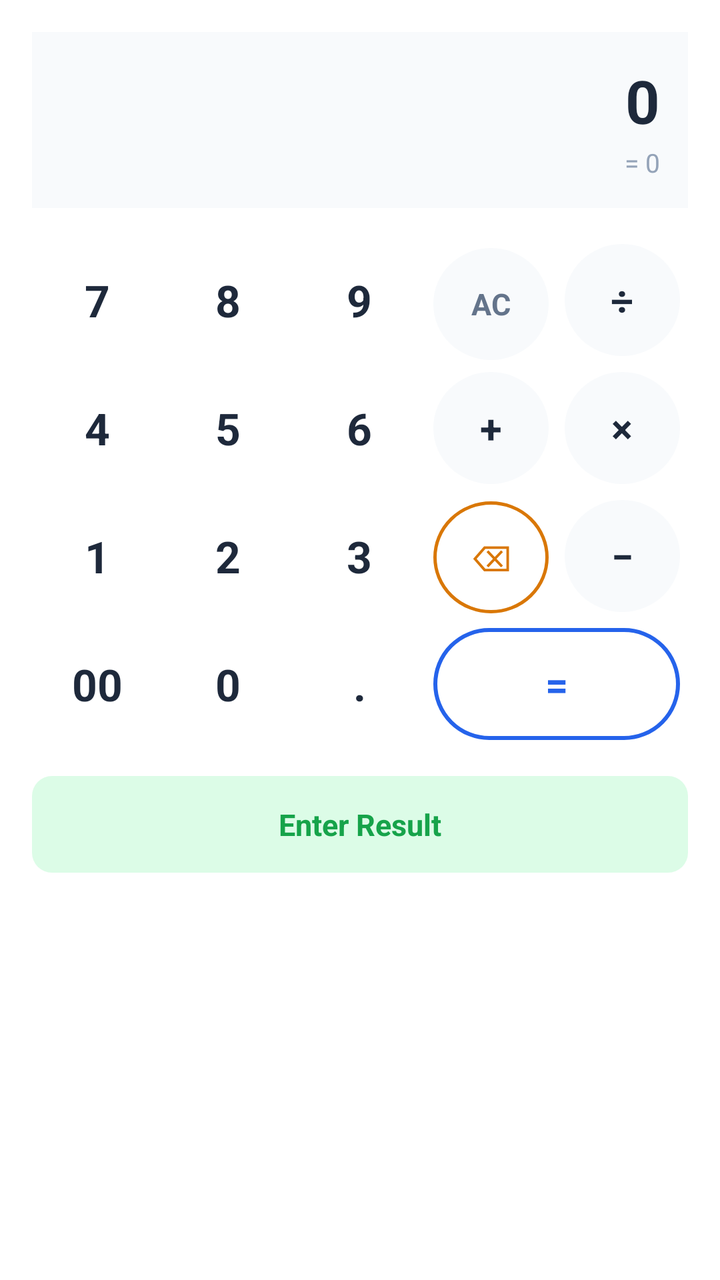
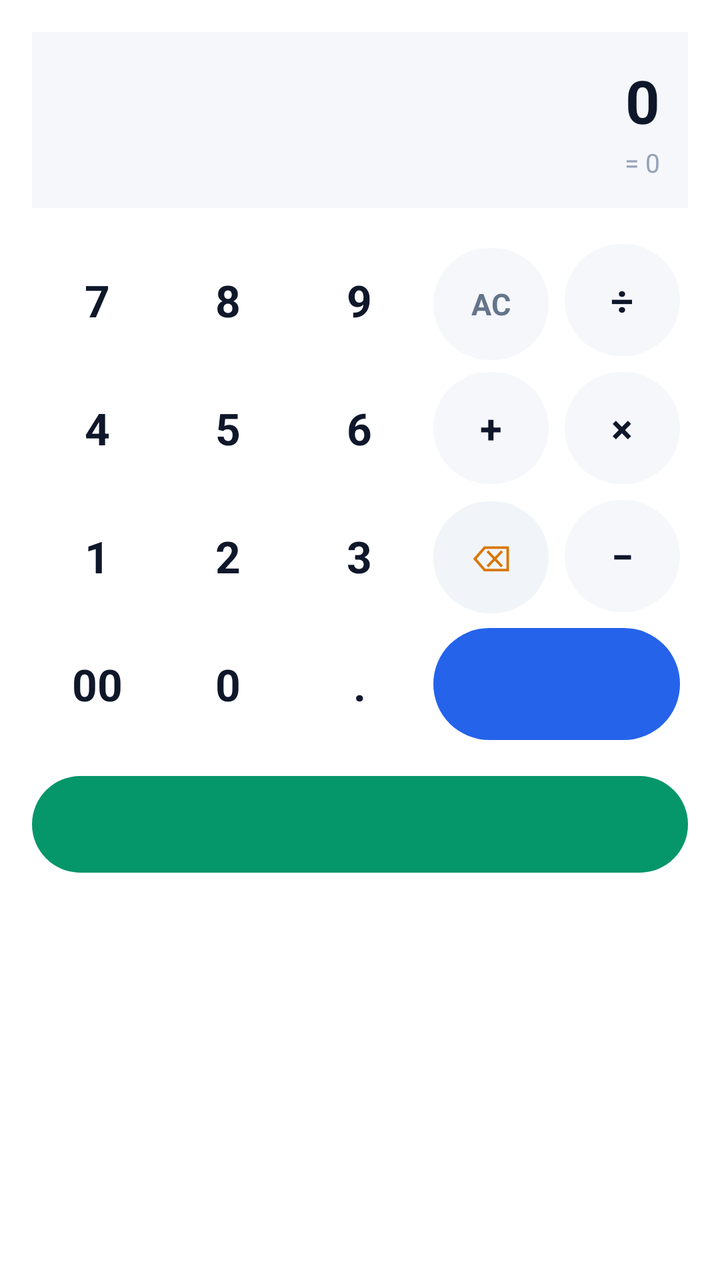

The first picture is an Android layout as it rendered before a commit; the second is the same layout after the commit. The layout source and the unified diff follow.
<!-- AndroidManifest.xml: application theme Theme.ExpenseOS -->
<!-- res/layout/dialog_calculator.xml -->
<?xml version="1.0" encoding="utf-8"?>
<LinearLayout xmlns:android="http://schemas.android.com/apk/res/android"
    android:layout_width="match_parent"
    android:layout_height="wrap_content"
    android:background="@android:color/white"
    android:orientation="vertical"
    android:padding="16dp">

    
    <LinearLayout
        android:layout_width="match_parent"
        android:layout_height="wrap_content"
        android:background="@color/bg"
        android:orientation="vertical"
        android:padding="14dp">

        <TextView
            android:id="@+id/tvCalcDisplay"
            android:layout_width="match_parent"
            android:layout_height="wrap_content"
            android:gravity="end"
            android:text="0"
            android:textColor="@color/text"
            android:textSize="30sp"
            android:textStyle="bold" />

        <TextView
            android:id="@+id/tvCalcPreview"
            android:layout_width="match_parent"
            android:layout_height="wrap_content"
            android:layout_marginTop="2dp"
            android:gravity="end"
            android:text="= 0"
            android:textColor="@color/text_hint"
            android:textSize="13sp" />
    </LinearLayout>

    
    <LinearLayout
        android:layout_width="match_parent"
        android:layout_height="wrap_content"
        android:layout_marginTop="14dp"
        android:orientation="horizontal">

        
        <LinearLayout
            android:layout_width="0dp"
            android:layout_height="wrap_content"
            android:layout_weight="3"
            android:orientation="vertical">

            <LinearLayout
                android:layout_width="match_parent"
                android:layout_height="wrap_content"
                android:orientation="horizontal">

                <TextView
                    android:id="@+id/btnCalc7"
                    android:layout_width="0dp"
                    android:layout_height="56dp"
                    android:layout_weight="1"
                    android:layout_margin="4dp"
                    android:background="?attr/selectableItemBackgroundBorderless"
                    android:clickable="true"
                    android:focusable="true"
                    android:gravity="center"
                    android:text="7"
                    android:textColor="@color/text"
                    android:textSize="22sp"
                    android:textStyle="bold" />

                <TextView
                    android:id="@+id/btnCalc8"
                    android:layout_width="0dp"
                    android:layout_height="56dp"
                    android:layout_weight="1"
                    android:layout_margin="4dp"
                    android:background="?attr/selectableItemBackgroundBorderless"
                    android:clickable="true"
                    android:focusable="true"
                    android:gravity="center"
                    android:text="8"
                    android:textColor="@color/text"
                    android:textSize="22sp"
                    android:textStyle="bold" />

                <TextView
                    android:id="@+id/btnCalc9"
                    android:layout_width="0dp"
                    android:layout_height="56dp"
                    android:layout_weight="1"
                    android:layout_margin="4dp"
                    android:background="?attr/selectableItemBackgroundBorderless"
                    android:clickable="true"
                    android:focusable="true"
                    android:gravity="center"
                    android:text="9"
                    android:textColor="@color/text"
                    android:textSize="22sp"
                    android:textStyle="bold" />
            </LinearLayout>

            <LinearLayout
                android:layout_width="match_parent"
                android:layout_height="wrap_content"
                android:orientation="horizontal">

                <TextView
                    android:id="@+id/btnCalc4"
                    android:layout_width="0dp"
                    android:layout_height="56dp"
                    android:layout_weight="1"
                    android:layout_margin="4dp"
                    android:background="?attr/selectableItemBackgroundBorderless"
                    android:clickable="true"
                    android:focusable="true"
                    android:gravity="center"
                    android:text="4"
                    android:textColor="@color/text"
                    android:textSize="22sp"
                    android:textStyle="bold" />

                <TextView
                    android:id="@+id/btnCalc5"
                    android:layout_width="0dp"
                    android:layout_height="56dp"
                    android:layout_weight="1"
                    android:layout_margin="4dp"
                    android:background="?attr/selectableItemBackgroundBorderless"
                    android:clickable="true"
                    android:focusable="true"
                    android:gravity="center"
                    android:text="5"
                    android:textColor="@color/text"
                    android:textSize="22sp"
                    android:textStyle="bold" />

                <TextView
                    android:id="@+id/btnCalc6"
                    android:layout_width="0dp"
                    android:layout_height="56dp"
                    android:layout_weight="1"
                    android:layout_margin="4dp"
                    android:background="?attr/selectableItemBackgroundBorderless"
                    android:clickable="true"
                    android:focusable="true"
                    android:gravity="center"
                    android:text="6"
                    android:textColor="@color/text"
                    android:textSize="22sp"
                    android:textStyle="bold" />
            </LinearLayout>

            <LinearLayout
                android:layout_width="match_parent"
                android:layout_height="wrap_content"
                android:orientation="horizontal">

                <TextView
                    android:id="@+id/btnCalc1"
                    android:layout_width="0dp"
                    android:layout_height="56dp"
                    android:layout_weight="1"
                    android:layout_margin="4dp"
                    android:background="?attr/selectableItemBackgroundBorderless"
                    android:clickable="true"
                    android:focusable="true"
                    android:gravity="center"
                    android:text="1"
                    android:textColor="@color/text"
                    android:textSize="22sp"
                    android:textStyle="bold" />

                <TextView
                    android:id="@+id/btnCalc2"
                    android:layout_width="0dp"
                    android:layout_height="56dp"
                    android:layout_weight="1"
                    android:layout_margin="4dp"
                    android:background="?attr/selectableItemBackgroundBorderless"
                    android:clickable="true"
                    android:focusable="true"
                    android:gravity="center"
                    android:text="2"
                    android:textColor="@color/text"
                    android:textSize="22sp"
                    android:textStyle="bold" />

                <TextView
                    android:id="@+id/btnCalc3"
                    android:layout_width="0dp"
                    android:layout_height="56dp"
                    android:layout_weight="1"
                    android:layout_margin="4dp"
                    android:background="?attr/selectableItemBackgroundBorderless"
                    android:clickable="true"
                    android:focusable="true"
                    android:gravity="center"
                    android:text="3"
                    android:textColor="@color/text"
                    android:textSize="22sp"
                    android:textStyle="bold" />
            </LinearLayout>

            <LinearLayout
                android:layout_width="match_parent"
                android:layout_height="wrap_content"
                android:orientation="horizontal">

                <TextView
                    android:id="@+id/btnCalc00"
                    android:layout_width="0dp"
                    android:layout_height="56dp"
                    android:layout_weight="1"
                    android:layout_margin="4dp"
                    android:background="?attr/selectableItemBackgroundBorderless"
                    android:clickable="true"
                    android:focusable="true"
                    android:gravity="center"
                    android:text="00"
                    android:textColor="@color/text"
                    android:textSize="22sp"
                    android:textStyle="bold" />

                <TextView
                    android:id="@+id/btnCalc0"
                    android:layout_width="0dp"
                    android:layout_height="56dp"
                    android:layout_weight="1"
                    android:layout_margin="4dp"
                    android:background="?attr/selectableItemBackgroundBorderless"
                    android:clickable="true"
                    android:focusable="true"
                    android:gravity="center"
                    android:text="0"
                    android:textColor="@color/text"
                    android:textSize="22sp"
                    android:textStyle="bold" />

                <TextView
                    android:id="@+id/btnCalcDot"
                    android:layout_width="0dp"
                    android:layout_height="56dp"
                    android:layout_weight="1"
                    android:layout_margin="4dp"
                    android:background="?attr/selectableItemBackgroundBorderless"
                    android:clickable="true"
                    android:focusable="true"
                    android:gravity="center"
                    android:text="."
                    android:textColor="@color/text"
                    android:textSize="22sp"
                    android:textStyle="bold" />
            </LinearLayout>
        </LinearLayout>

        
        <LinearLayout
            android:layout_width="0dp"
            android:layout_height="wrap_content"
            android:layout_weight="2"
            android:orientation="vertical">

            <LinearLayout
                android:layout_width="match_parent"
                android:layout_height="wrap_content"
                android:orientation="horizontal">

                <TextView
                    android:id="@+id/btnCalcClear"
                    android:layout_width="0dp"
                    android:layout_height="56dp"
                    android:layout_weight="1"
                    android:layout_margin="4dp"
                    android:background="@drawable/bg_calc_circle"
                    android:clickable="true"
                    android:focusable="true"
                    android:gravity="center"
                    android:text="AC"
                    android:textColor="@color/text_muted"
                    android:textSize="15sp"
                    android:textStyle="bold" />

                <TextView
                    android:id="@+id/btnCalcDiv"
                    android:layout_width="0dp"
                    android:layout_height="56dp"
                    android:layout_weight="1"
                    android:layout_margin="4dp"
                    android:background="@drawable/bg_calc_circle"
                    android:clickable="true"
                    android:focusable="true"
                    android:gravity="center"
                    android:text="÷"
                    android:textColor="@color/text"
                    android:textSize="20sp"
                    android:textStyle="bold" />
            </LinearLayout>

            <LinearLayout
                android:layout_width="match_parent"
                android:layout_height="wrap_content"
                android:orientation="horizontal">

                <TextView
                    android:id="@+id/btnCalcPlus"
                    android:layout_width="0dp"
                    android:layout_height="56dp"
                    android:layout_weight="1"
                    android:layout_margin="4dp"
                    android:background="@drawable/bg_calc_circle"
                    android:clickable="true"
                    android:focusable="true"
                    android:gravity="center"
                    android:text="+"
                    android:textColor="@color/text"
                    android:textSize="20sp"
                    android:textStyle="bold" />

                <TextView
                    android:id="@+id/btnCalcMul"
                    android:layout_width="0dp"
                    android:layout_height="56dp"
                    android:layout_weight="1"
                    android:layout_margin="4dp"
                    android:background="@drawable/bg_calc_circle"
                    android:clickable="true"
                    android:focusable="true"
                    android:gravity="center"
                    android:text="×"
                    android:textColor="@color/text"
                    android:textSize="20sp"
                    android:textStyle="bold" />
            </LinearLayout>

            <LinearLayout
                android:layout_width="match_parent"
                android:layout_height="wrap_content"
                android:orientation="horizontal">

                <TextView
                    android:id="@+id/btnCalcBackspace"
                    android:layout_width="0dp"
                    android:layout_height="56dp"
                    android:layout_weight="1"
                    android:layout_margin="4dp"
                    android:background="@drawable/bg_calc_backspace"
                    android:clickable="true"
                    android:focusable="true"
                    android:gravity="center"
                    android:text="⌫"
                    android:textColor="@color/amber"
                    android:textSize="18sp" />

                <TextView
                    android:id="@+id/btnCalcMinus"
                    android:layout_width="0dp"
                    android:layout_height="56dp"
                    android:layout_weight="1"
                    android:layout_margin="4dp"
                    android:background="@drawable/bg_calc_circle"
                    android:clickable="true"
                    android:focusable="true"
                    android:gravity="center"
                    android:text="−"
                    android:textColor="@color/text"
                    android:textSize="20sp"
                    android:textStyle="bold" />
            </LinearLayout>

            <LinearLayout
                android:layout_width="match_parent"
                android:layout_height="wrap_content"
                android:orientation="horizontal">

                <TextView
                    android:id="@+id/btnCalcEquals"
                    android:layout_width="match_parent"
                    android:layout_height="56dp"
                    android:layout_margin="4dp"
                    android:background="@drawable/bg_calc_equals"
                    android:clickable="true"
                    android:focusable="true"
                    android:gravity="center"
                    android:text="="
                    android:textColor="@color/primary"
                    android:textSize="20sp"
                    android:textStyle="bold" />
            </LinearLayout>
        </LinearLayout>
    </LinearLayout>

    
    <TextView
        android:id="@+id/btnCalcEnterResult"
        android:layout_width="match_parent"
        android:layout_height="wrap_content"
        android:layout_marginTop="14dp"
        android:background="@drawable/bg_calc_enter_result"
        android:clickable="true"
        android:focusable="true"
        android:gravity="center"
        android:padding="14dp"
        android:text="Enter Result"
        android:textColor="@color/green"
        android:textSize="15sp"
        android:textStyle="bold" />

</LinearLayout>
<!-- resources referenced by this layout -->
<resources>
  <color name="bg">#F8FAFC</color>
  <color name="green">#16A34A</color>
  <color name="text">#1E293B</color>
  <!-- drawable bg_calc_backspace (drawable) -->
  <?xml version="1.0" encoding="utf-8"?>
  <shape xmlns:android="http://schemas.android.com/apk/res/android"
      android:shape="oval">
      <solid android:color="@android:color/white" />
      <stroke
          android:width="1.5dp"
          android:color="@color/amber" />
  </shape>
  <!-- drawable bg_calc_circle (drawable) -->
  <?xml version="1.0" encoding="utf-8"?>
  <shape xmlns:android="http://schemas.android.com/apk/res/android"
      android:shape="oval">
      <solid android:color="@color/bg" />
  </shape>
  <!-- drawable bg_calc_enter_result (drawable) -->
  <?xml version="1.0" encoding="utf-8"?>
  <shape xmlns:android="http://schemas.android.com/apk/res/android"
      android:shape="rectangle">
      <corners android:radius="10dp" />
      <solid android:color="@color/green_bg" />
  </shape>
  <!-- drawable bg_calc_equals (drawable) -->
  <?xml version="1.0" encoding="utf-8"?>
  <shape xmlns:android="http://schemas.android.com/apk/res/android"
      android:shape="rectangle">
      <corners android:radius="28dp" />
      <solid android:color="@android:color/white" />
      <stroke
          android:width="2dp"
          android:color="@color/primary" />
  </shape>
  <style name="Theme.ExpenseOS" parent="Theme.MaterialComponents.Light.NoActionBar">
          <item name="colorPrimary">@color/primary</item>
          <item name="colorPrimaryDark">@color/primary_dark</item>
          <item name="colorAccent">@color/primary</item>
          <item name="android:windowBackground">@color/bg</item>
          <item name="android:fontFamily">sans-serif</item>
          <item name="android:statusBarColor">@color/primary_dark</item>
      </style>
  <color name="green_bg">#DCFCE7</color>
  <!-- unchanged entries left out for length: 5 -->
</resources>

<!-- the commit's change to res/layout/dialog_calculator.xml (unified diff, before → after) -->
@@ -2,7 +2,7 @@
 <LinearLayout xmlns:android="http://schemas.android.com/apk/res/android"
     android:layout_width="match_parent"
     android:layout_height="wrap_content"
-    android:background="@android:color/white"
+    android:background="@color/bg_card"
     android:orientation="vertical"
     android:padding="16dp">
 
<!-- resource entries referenced after the edit -->
@@ -1,49 +1,118 @@
 <!-- resources referenced by this layout -->
 <resources>
-  <color name="bg">#F8FAFC</color>
-  <color name="green">#16A34A</color>
-  <color name="text">#1E293B</color>
+  <color name="bg">#F5F7FB</color>
+  <color name="bg_card">#FFFFFF</color>
+  <color name="green">#059669</color>
+  <color name="text">#0F172A</color>
   <!-- drawable bg_calc_backspace (drawable) -->
   <?xml version="1.0" encoding="utf-8"?>
-  <shape xmlns:android="http://schemas.android.com/apk/res/android"
-      android:shape="oval">
-      <solid android:color="@android:color/white" />
-      <stroke
-          android:width="1.5dp"
-          android:color="@color/amber" />
+  <shape xmlns:android="http://schemas.android.com/apk/res/android" android:shape="rectangle">
+      <solid android:color="@color/surface_2"/>
+      <corners android:radius="999dp"/>
   </shape>
   <!-- drawable bg_calc_circle (drawable) -->
   <?xml version="1.0" encoding="utf-8"?>
-  <shape xmlns:android="http://schemas.android.com/apk/res/android"
-      android:shape="oval">
-      <solid android:color="@color/bg" />
+  <shape xmlns:android="http://schemas.android.com/apk/res/android" android:shape="rectangle">
+      <solid android:color="@color/bg"/>
+      <corners android:radius="999dp"/>
   </shape>
   <!-- drawable bg_calc_enter_result (drawable) -->
   <?xml version="1.0" encoding="utf-8"?>
-  <shape xmlns:android="http://schemas.android.com/apk/res/android"
-      android:shape="rectangle">
-      <corners android:radius="10dp" />
-      <solid android:color="@color/green_bg" />
+  <shape xmlns:android="http://schemas.android.com/apk/res/android" android:shape="rectangle">
+      <solid android:color="@color/success"/>
+      <corners android:radius="999dp"/>
   </shape>
   <!-- drawable bg_calc_equals (drawable) -->
   <?xml version="1.0" encoding="utf-8"?>
-  <shape xmlns:android="http://schemas.android.com/apk/res/android"
-      android:shape="rectangle">
-      <corners android:radius="28dp" />
-      <solid android:color="@android:color/white" />
-      <stroke
-          android:width="2dp"
-          android:color="@color/primary" />
+  <shape xmlns:android="http://schemas.android.com/apk/res/android" android:shape="rectangle">
+      <solid android:color="@color/primary"/>
+      <corners android:radius="999dp"/>
   </shape>
-  <style name="Theme.ExpenseOS" parent="Theme.MaterialComponents.Light.NoActionBar">
+  <style name="Theme.ExpenseOS" parent="Theme.MaterialComponents.DayNight.NoActionBar">
           <item name="colorPrimary">@color/primary</item>
+          <item name="colorPrimaryVariant">@color/primary_dark</item>
           <item name="colorPrimaryDark">@color/primary_dark</item>
+          <item name="colorOnPrimary">@color/on_primary</item>
+          <item name="colorSecondary">@color/secondary</item>
+          <item name="colorSecondaryVariant">@color/secondary_dark</item>
+          <item name="colorOnSecondary">@color/on_primary</item>
           <item name="colorAccent">@color/primary</item>
+          <item name="colorSurface">@color/surface</item>
+          <item name="colorOnSurface">@color/text</item>
+          <item name="colorOnBackground">@color/text</item>
+          <item name="colorError">@color/danger</item>
+          <item name="android:colorBackground">@color/bg</item>
           <item name="android:windowBackground">@color/bg</item>
+  
+          <item name="android:textColorPrimary">@color/text</item>
+          <item name="android:textColorSecondary">@color/text_muted</item>
+          <item name="android:textColorHint">@color/text_hint</item>
           <item name="android:fontFamily">sans-serif</item>
-          <item name="android:statusBarColor">@color/primary_dark</item>
+          <item name="fontFamily">sans-serif</item>
+  
+          
+          <item name="android:statusBarColor">@color/bg</item>
+          <item name="android:navigationBarColor">@color/nav_bg</item>
+          <item name="android:windowLightStatusBar">true</item>
+          <item name="android:windowLightNavigationBar" tools:targetApi="o_mr1">true</item>
+          <item name="android:forceDarkAllowed" tools:targetApi="q">false</item>
+  
+          
+          <item name="editTextStyle">@style/Widget.ExpenseOS.EditText</item>
+          <item name="materialAlertDialogTheme">@style/ThemeOverlay.ExpenseOS.Dialog</item>
+          <item name="bottomSheetDialogTheme">@style/ThemeOverlay.ExpenseOS.BottomSheet</item>
+          <item name="android:windowAnimationStyle">@style/Animation.ExpenseOS.Window</item>
+          <item name="android:windowActivityTransitions">true</item>
+          <item name="android:windowContentTransitions">true</item>
       </style>
-  <color name="green_bg">#DCFCE7</color>
+  <color name="surface_2">#F1F5F9</color>
+  <color name="success">#059669</color>
+  <color name="on_primary">#FFFFFF</color>
+  <color name="secondary">#0F766E</color>
+  <color name="secondary_dark">#115E59</color>
+  <color name="surface">#FFFFFF</color>
+  <color name="danger">#E11D48</color>
+  <color name="nav_bg">#FFFFFF</color>
+  <style name="Widget.ExpenseOS.EditText" parent="Widget.AppCompat.EditText">
+          <item name="android:textSize">@dimen/type_body</item>
+          <item name="android:textColor">@color/text</item>
+          <item name="android:textColorHint">@color/text_hint</item>
+          <item name="android:paddingStart">14dp</item>
+          <item name="android:paddingEnd">14dp</item>
+          <item name="android:minHeight">@dimen/input_height</item>
+      </style>
+  <style name="ThemeOverlay.ExpenseOS.Dialog" parent="ThemeOverlay.MaterialComponents.MaterialAlertDialog">
+          <item name="colorPrimary">@color/primary</item>
+          <item name="colorSurface">@color/surface</item>
+          <item name="colorOnSurface">@color/text</item>
+          <item name="shapeAppearanceOverlay">@style/ShapeAppearance.ExpenseOS.Dialog</item>
+          <item name="android:windowMinWidthMajor">84%</item>
+          <item name="android:windowMinWidthMinor">84%</item>
+      </style>
+  <style name="ThemeOverlay.ExpenseOS.BottomSheet" parent="ThemeOverlay.MaterialComponents.BottomSheetDialog">
+          <item name="bottomSheetStyle">@style/Widget.ExpenseOS.BottomSheet</item>
+      </style>
+  <style name="Animation.ExpenseOS.Window" parent="@android:style/Animation.Activity">
+          <item name="android:activityOpenEnterAnimation">@anim/screen_enter</item>
+          <item name="android:activityOpenExitAnimation">@anim/screen_exit</item>
+          <item name="android:activityCloseEnterAnimation">@anim/screen_pop_enter</item>
+          <item name="android:activityCloseExitAnimation">@anim/screen_pop_exit</item>
+      </style>
+  <style name="ShapeAppearance.ExpenseOS.Dialog" parent="ShapeAppearance.MaterialComponents.MediumComponent">
+          <item name="cornerFamily">rounded</item>
+          <item name="cornerSize">26dp</item>
+      </style>
+  <style name="Widget.ExpenseOS.BottomSheet" parent="Widget.MaterialComponents.BottomSheet.Modal">
+          <item name="shapeAppearanceOverlay">@style/ShapeAppearance.ExpenseOS.Sheet</item>
+          <item name="backgroundTint">@color/surface</item>
+      </style>
+  <style name="ShapeAppearance.ExpenseOS.Sheet" parent="">
+          <item name="cornerFamily">rounded</item>
+          <item name="cornerSizeTopLeft">26dp</item>
+          <item name="cornerSizeTopRight">26dp</item>
+          <item name="cornerSizeBottomLeft">0dp</item>
+          <item name="cornerSizeBottomRight">0dp</item>
+      </style>
   <!-- unchanged entries left out for length: 5 -->
 </resources>
 
